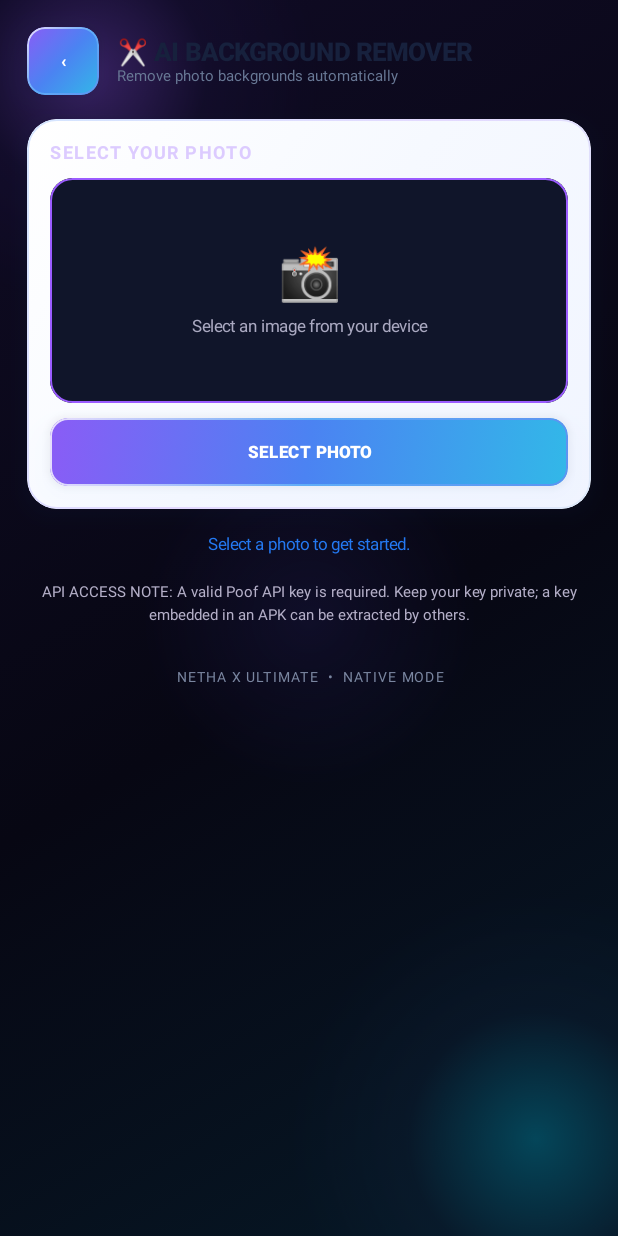
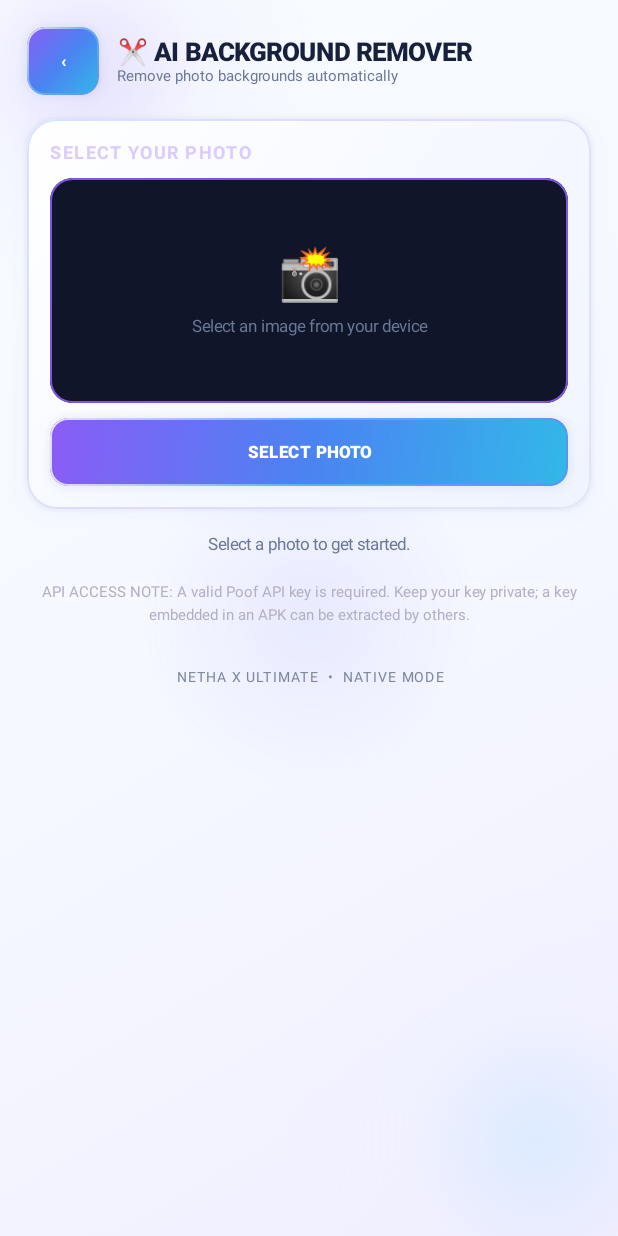
Before and after one commit to nethmindaimesh786-stack/Netha-xBoost-2, an Android app built with Jetpack Compose: the screen it shows after launch (MainActivity), after a tap on "✂️", on a phone screen of 412 x 824 dp. Run offline under Robolectric (Android 15) with nearby library versions, the phone set to English and light mode, and no system bars; libraries missing offline, so code that uses them is left out: androidx.camera.core, androidx.camera.lifecycle, androidx.camera.view, com.google.mlkit.nl, com.google.mlkit.vision and 2 more; pictures from the network do not load.

Commit message:
Switch feature screens to bright premium palette

```diff
--- a/app/src/main/java/com/nethax/ultimate/MainActivity.kt
+++ b/app/src/main/java/com/nethax/ultimate/MainActivity.kt
@@ -134,14 +134,14 @@ import java.util.concurrent.ExecutorService
 import java.util.concurrent.Executors
 import java.util.concurrent.atomic.AtomicBoolean
 
-internal val Bg = Color(0xFF070713)
-internal val Panel = Color(0xFF11182B)
-internal val Purple = Color(0xFF9B5CFF)
-internal val Cyan = Color(0xFF35EAFF)
-internal val SoftText = Color(0xFFAAA9C1)
-internal val MainText = Color(0xFFF7F4FF)
-internal val Green = Color(0xFF00FFAE)
-internal val PanelBorder = Color(0x665C6FAD)
+internal val Bg = Color(0xFFF5F8FF)
+internal val Panel = Color(0xFFFFFFFF)
+internal val Purple = Color(0xFF8054E9)
+internal val Cyan = Color(0xFF2479F2)
+internal val SoftText = Color(0xFF687895)
+internal val MainText = Color(0xFF17213D)
+internal val Green = Color(0xFF16875A)
+internal val PanelBorder = Color(0xFFDCE8F8)
 
 class MainActivity : ComponentActivity() {
     override fun onCreate(savedInstanceState: Bundle?) {
@@ -467,10 +467,10 @@ private fun AppBackdrop() {
             .background(
                 Brush.linearGradient(
                     colors = listOf(
-                        Color(0xFF100B25),
+                        Color(0xFFF8FBFF),
                         Bg,
-                        Color(0xFF061B29),
-                        Color(0xFF090817)
+                        Color(0xFFF0EDFF),
+                        Color(0xFFFFF7FC)
                     ),
                     start = Offset.Zero,
                     end = Offset(1100f, 1900f)
@@ -486,8 +486,8 @@ private fun AppBackdrop() {
                 .background(
                     Brush.radialGradient(
                         listOf(
-                            Color(0xFF9B5CFF),
-                            Color(0x553F2A86),
+                            Color(0xFFB9A2FF),
+                            Color(0x55D8D0FF),
                             Color.Transparent
                         )
                     ),
@@ -504,8 +504,8 @@ private fun AppBackdrop() {
                 .background(
                     Brush.radialGradient(
                         listOf(
-                            Color(0xFF00D9FF),
-                            Color(0x44305E9B),
+                            Color(0xFF9FD8FF),
+                            Color(0x44D7ECFF),
                             Color.Transparent
                         )
                     ),
```
